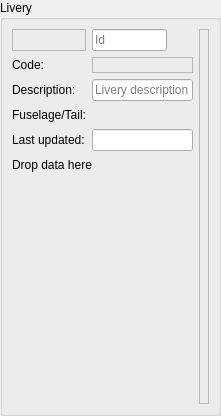
Old version of the form src/blackgui/editors/liveryform.ui in the repository swift-project/pilotclient.
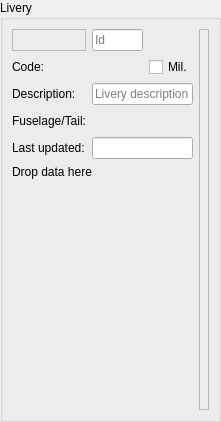
New version of the form. Custom widgets are drawn as their Qt base class.

Commit message: refs #638, support for military flag in forms * avoid rountrips with completers * new checkboxes for military

```diff
--- a/src/blackgui/editors/liveryform.ui
+++ b/src/blackgui/editors/liveryform.ui
@@ -45,89 +45,19 @@
         </property>
        </widget>
       </item>
-      <item row="1" column="1">
-       <widget class="QWidget" name="wi_DesignatorVa" native="true">
-        <layout class="QHBoxLayout" name="hl_DesignatorRank">
-         <property name="leftMargin">
-          <number>0</number>
-         </property>
-         <property name="topMargin">
-          <number>0</number>
-         </property>
-         <property name="rightMargin">
-          <number>0</number>
-         </property>
-         <property name="bottomMargin">
-          <number>0</number>
-         </property>
-         <item>
-          <widget class="BlackGui::Components::CDbLiverySelectorComponent" name="livery_Selector">
-           <property name="frameShape">
-            <enum>QFrame::StyledPanel</enum>
-           </property>
-           <property name="frameShadow">
-            <enum>QFrame::Raised</enum>
-           </property>
-          </widget>
-         </item>
-        </layout>
-       </widget>
-      </item>
-      <item row="3" column="1">
-       <widget class="QWidget" name="wi_Colors" native="true">
-        <layout class="QHBoxLayout" name="hl_Colors">
-         <property name="spacing">
-          <number>4</number>
-         </property>
-         <property name="leftMargin">
-          <number>0</number>
-         </property>
-         <property name="topMargin">
-          <number>0</number>
-         </property>
-         <property name="rightMargin">
-          <number>0</number>
-         </property>
-         <property name="bottomMargin">
-          <number>0</number>
-         </property>
-         <item alignment="Qt::AlignLeft">
-          <widget class="BlackGui::Components::CColorSelector" name="color_Fuselage">
-           <property name="frameShape">
-            <enum>QFrame::StyledPanel</enum>
-           </property>
-           <property name="frameShadow">
-            <enum>QFrame::Raised</enum>
-           </property>
-          </widget>
-         </item>
-         <item alignment="Qt::AlignLeft">
-          <widget class="BlackGui::Components::CColorSelector" name="color_Tail">
-           <property name="frameShape">
-            <enum>QFrame::StyledPanel</enum>
-           </property>
-           <property name="frameShadow">
-            <enum>QFrame::Raised</enum>
-           </property>
-          </widget>
-         </item>
-        </layout>
-       </widget>
-      </item>
-      <item row="6" column="0" colspan="2">
-       <widget class="BlackGui::Editors::CAirlineIcaoForm" name="editor_AirlineIcao">
+      <item row="0" column="3" rowspan="7">
+       <widget class="BlackGui::Editors::CValidationIndicator" name="val_Indicator">
         <property name="minimumSize">
          <size>
-          <width>0</width>
-          <height>225</height>
+          <width>10</width>
+          <height>0</height>
          </size>
         </property>
-       </widget>
-      </item>
-      <item row="1" column="0">
-       <widget class="QLabel" name="lbl_Code">
-        <property name="text">
-         <string>Code:</string>
+        <property name="frameShape">
+         <enum>QFrame::StyledPanel</enum>
+        </property>
+        <property name="frameShadow">
+         <enum>QFrame::Raised</enum>
         </property>
        </widget>
       </item>
@@ -151,13 +81,6 @@
         </property>
        </widget>
       </item>
-      <item row="4" column="1">
-       <widget class="QLineEdit" name="le_Updated">
-        <property name="readOnly">
-         <bool>true</bool>
-        </property>
-       </widget>
-      </item>
       <item row="0" column="1">
        <widget class="QLineEdit" name="le_Id">
         <property name="maximumSize">
@@ -174,6 +97,13 @@
         </property>
        </widget>
       </item>
+      <item row="1" column="0">
+       <widget class="QLabel" name="lbl_Code">
+        <property name="text">
+         <string>Code:</string>
+        </property>
+       </widget>
+      </item>
       <item row="3" column="0">
        <widget class="QLabel" name="lbl_FuselageColor">
         <property name="text">
@@ -181,33 +111,116 @@
         </property>
        </widget>
       </item>
-      <item row="2" column="1">
-       <widget class="QLineEdit" name="le_Description">
-        <property name="placeholderText">
-         <string>Livery description</string>
+      <item row="6" column="0" colspan="3">
+       <widget class="BlackGui::Editors::CAirlineIcaoForm" name="editor_AirlineIcao">
+        <property name="minimumSize">
+         <size>
+          <width>0</width>
+          <height>225</height>
+         </size>
         </property>
        </widget>
       </item>
-      <item row="5" column="0" colspan="2">
+      <item row="5" column="0" colspan="3">
        <widget class="BlackGui::CDropSite" name="drop_DropData">
         <property name="text">
          <string>Drop data here</string>
         </property>
        </widget>
       </item>
-      <item row="0" column="2" rowspan="7">
-       <widget class="BlackGui::Editors::CValidationIndicator" name="val_Indicator">
-        <property name="minimumSize">
-         <size>
-          <width>10</width>
-          <height>0</height>
-         </size>
+      <item row="4" column="1" colspan="2">
+       <widget class="QLineEdit" name="le_Updated">
+        <property name="readOnly">
+         <bool>true</bool>
         </property>
-        <property name="frameShape">
-         <enum>QFrame::StyledPanel</enum>
+       </widget>
+      </item>
+      <item row="2" column="1" colspan="2">
+       <widget class="QLineEdit" name="le_Description">
+        <property name="placeholderText">
+         <string>Livery description</string>
         </property>
-        <property name="frameShadow">
-         <enum>QFrame::Raised</enum>
+       </widget>
+      </item>
+      <item row="3" column="1" colspan="2">
+       <widget class="QWidget" name="wi_Colors" native="true">
+        <layout class="QHBoxLayout" name="hl_Colors">
+         <property name="spacing">
+          <number>4</number>
+         </property>
+         <property name="leftMargin">
+          <number>0</number>
+         </property>
+         <property name="topMargin">
+          <number>0</number>
+         </property>
+         <property name="rightMargin">
+          <number>0</number>
+         </property>
+         <property name="bottomMargin">
+          <number>0</number>
+         </property>
+         <item alignment="Qt::AlignLeft">
+          <widget class="BlackGui::Components::CColorSelector" name="color_Fuselage">
+           <property name="frameShape">
+            <enum>QFrame::StyledPanel</enum>
+           </property>
+           <property name="frameShadow">
+            <enum>QFrame::Raised</enum>
+           </property>
+          </widget>
+         </item>
+         <item alignment="Qt::AlignLeft">
+          <widget class="BlackGui::Components::CColorSelector" name="color_Tail">
+           <property name="frameShape">
+            <enum>QFrame::StyledPanel</enum>
+           </property>
+           <property name="frameShadow">
+            <enum>QFrame::Raised</enum>
+           </property>
+          </widget>
+         </item>
+         <item>
+          <spacer name="hs_Colors">
+           <property name="orientation">
+            <enum>Qt::Horizontal</enum>
+           </property>
+           <property name="sizeHint" stdset="0">
+            <size>
+             <width>40</width>
+             <height>20</height>
+            </size>
+           </property>
+          </spacer>
+         </item>
+        </layout>
+       </widget>
+      </item>
+      <item row="1" column="1">
+       <widget class="BlackGui::Components::CDbLiverySelectorComponent" name="comp_LiverySelector">
+        <layout class="QHBoxLayout" name="hl_DesignatorRank">
+         <property name="leftMargin">
+          <number>0</number>
+         </property>
+         <property name="topMargin">
+          <number>0</number>
+         </property>
+         <property name="rightMargin">
+          <number>0</number>
+         </property>
+         <property name="bottomMargin">
+          <number>0</number>
+         </property>
+        </layout>
+       </widget>
+      </item>
+      <item row="1" column="2">
+       <widget class="QCheckBox" name="cb_Military">
+        <property name="toolTip">
+         <string>Military livery</string>
+        </property>
+        <property name="text">
+         <string>Mil.</string>
         </property>
        </widget>
       </item>
```
The commit also changes 6 other files.
